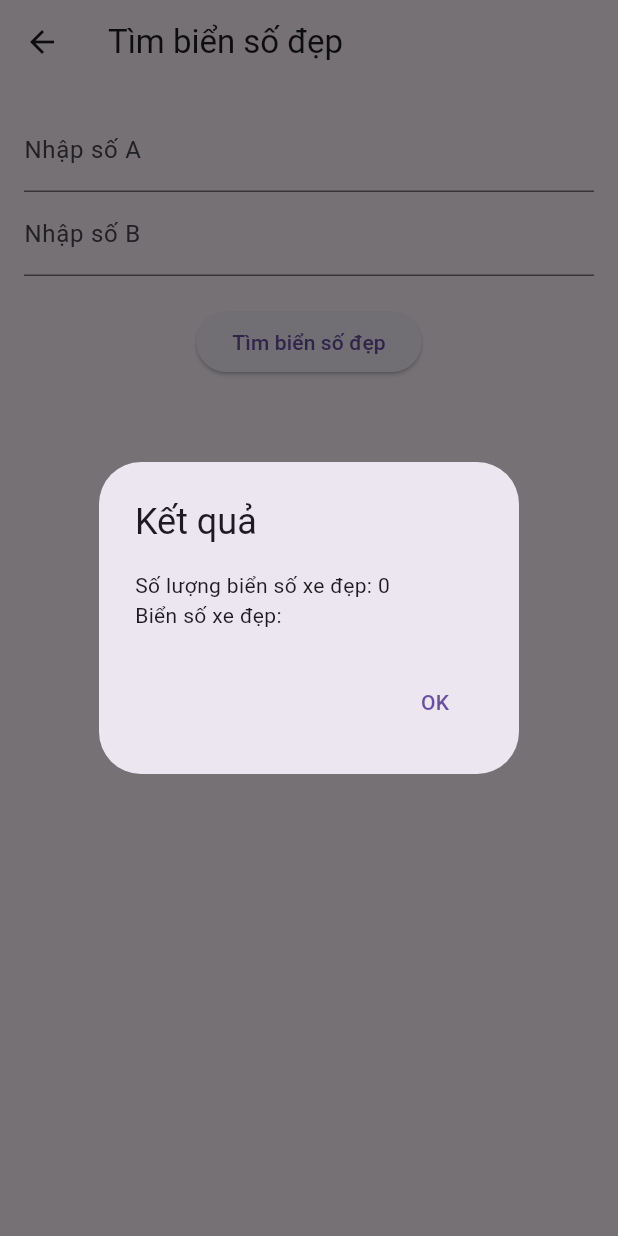
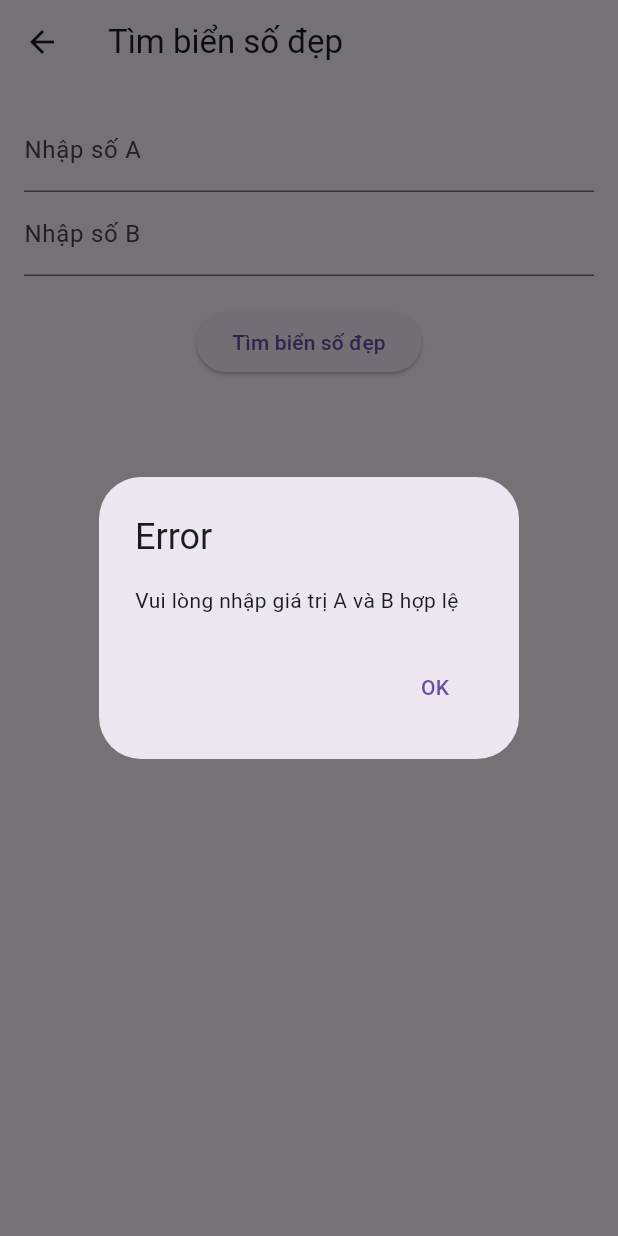
Before and after one commit to qminhminh/bai_tap_van_dung_CT_Quang_Minh, a Flutter app: the BaiTap06 screen opened directly, after a tap on "Tìm biển số đẹp", on a phone screen of 412 x 824 dp. Run offline on Flutter 3.47's test engine with Material 3 defaults, Android fonts, the light colour scheme and no system bars.

Commit message:
them diru kien

```diff
--- a/lib/bai_tap_1.dart
+++ b/lib/bai_tap_1.dart
@@ -1,4 +1,4 @@
-// ignore_for_file: library_private_types_in_public_api, use_key_in_widget_constructors
+// ignore_for_file: library_private_types_in_public_api, use_key_in_widget_constructors, prefer_is_empty
 
 import 'package:flutter/material.dart';
 
@@ -57,7 +57,7 @@ class _BaiTap01State extends State<BaiTap01> {
     );
   }
 
-  // Function to show error in a dialog
+  //Chức năng hiển thị lỗi trong hộp thoại
   void _showErrorDialog(String message) {
     showDialog(
       context: context,
--- a/lib/bai_tap_6.dart
+++ b/lib/bai_tap_6.dart
@@ -42,7 +42,9 @@ class _BaiTap06State extends State<BaiTap06> {
         0; // Lấy giá trị B từ ô nhập, mặc định 0 nếu không hợp lệ
 
     beautifulNumbers.clear(); // Xóa danh sách cũ (nếu có)
-
+    if (a < 10 ^ 4 || a >= b || b >= 10 ^ 5) {
+      _showErrorDialog('Vui lòng nhập giá trị A và B hợp lệ');
+    } else {
       // Duyệt qua tất cả các số từ A đến B
       for (int i = a; i <= b; i++) {
         if (_isPrime(i) && _isPalindrome(i)) {
@@ -68,6 +70,27 @@ class _BaiTap06State extends State<BaiTap06> {
             ),
           ],
         ),
+      );
+    }
+  }
+
+  void _showErrorDialog(String message) {
+    showDialog(
+      context: context,
+      builder: (BuildContext context) {
+        return AlertDialog(
+          title: const Text('Error'),
+          content: Text(message),
+          actions: <Widget>[
+            TextButton(
+              child: const Text('OK'),
+              onPressed: () {
+                Navigator.of(context).pop();
+              },
+            ),
+          ],
+        );
+      },
     );
   }
 
```
Also changed, not shown: lib/bai_tap_2.dart (+6 -6 lines), lib/bai_tap_3.dart (+26 -2 lines), lib/bai_tap_4.dart (+6 -3 lines), lib/bai_tap_5.dart (+21 -1 lines), lib/bai_tap_7.dart (+14 -15 lines). Lines whose indentation alone changed are shown as unchanged.
